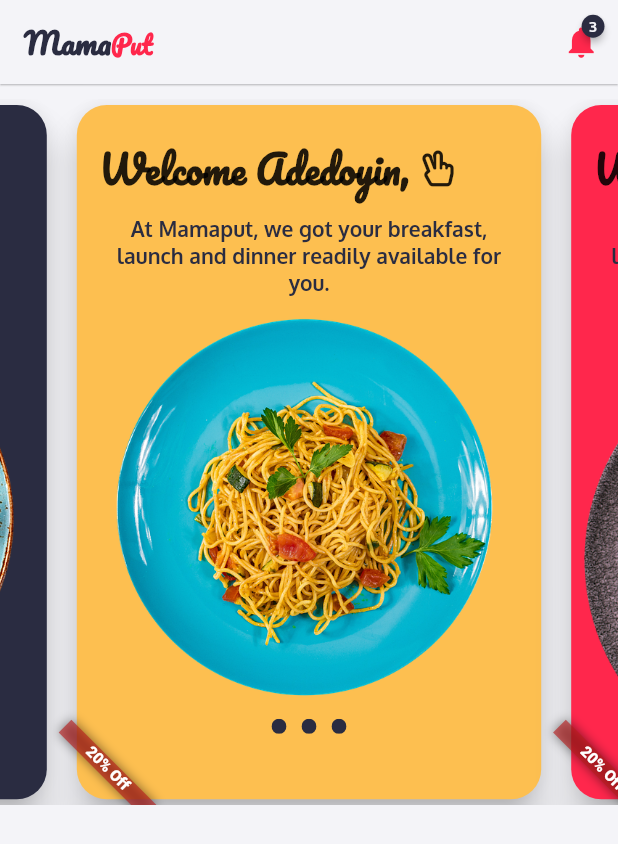
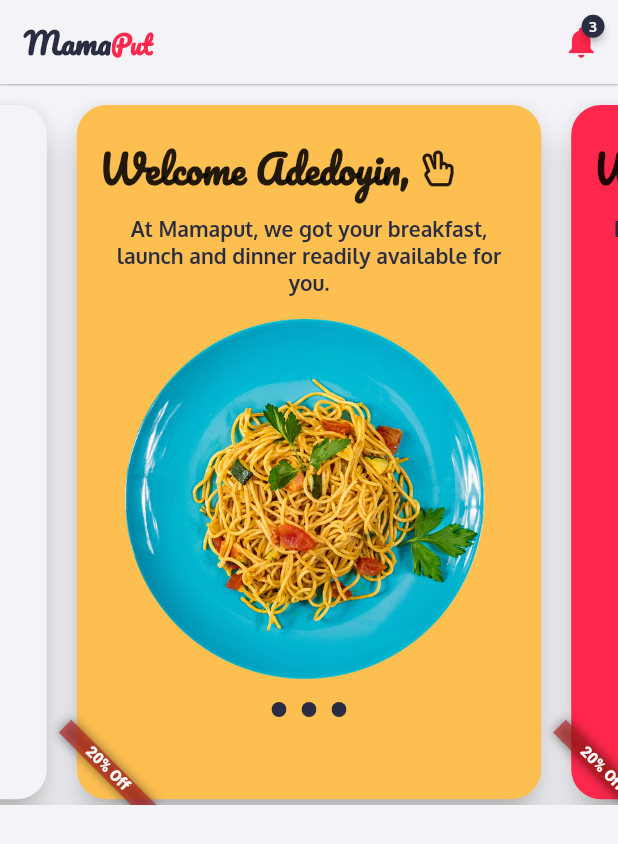
Before and after one commit to DevAdedoyin/MamaPut, a Flutter app: the screen it shows after launch, on a phone screen of 412 x 824 dp. Shown: the top 844 px of the screen. Run offline on Flutter 3.47's test engine with Material 2 defaults, Android fonts, the phone set to English and light mode, and no system bars; drawn by our look-alikes of badges, carousel_slider; our stand-ins replace font_awesome_flutter.

Commit message:
Banner: Banner message

```diff
--- a/lib/screens/home/home_widgets/banner.dart
+++ b/lib/screens/home/home_widgets/banner.dart
@@ -44,12 +44,17 @@ class BannerWidget extends StatelessWidget {
                 width: 270,
                 margin: SizeConstants.spacing(10.0, 10.0),
                 child: Text(
-                  'At Mamaput, we got your breakfast, launch and dinner readily available for you.',
+                  _message[index]!,
                   textAlign: TextAlign.center,
                   style: TextConstants.smallFont(ColorConstants.primaryColor),
                 ),
               ),
-              Image.asset(_images[index]!),
+              Image.asset(
+                _images[index]!,
+                fit: BoxFit.cover,
+                height: 250,
+                width: 250,
+              ),
               SizeConstants.gapHeight(10),
               Row(
                 mainAxisAlignment: MainAxisAlignment.center,
@@ -75,7 +80,7 @@ class BannerWidget extends StatelessWidget {
   static const _colors = {
     0: ColorConstants.tertiaryColor,
     1: ColorConstants.secondaryColor,
-    2: ColorConstants.primaryColor
+    2: ColorConstants.backgroundColor
   };
 
   static const _images = {
@@ -83,4 +88,10 @@ class BannerWidget extends StatelessWidget {
     1: ImageConstants.mealImages + 'banner2.png',
     2: ImageConstants.mealImages + 'banner3.png',
   };
+
+  static const _message = {
+    0: 'At Mamaput, we got your breakfast, launch and dinner readily available for you.',
+    1: 'Fill your belly with nutritious and well cooked meal from quality and well experienced chef.',
+    2: 'Quick delivery to anywhere in Lagos.',
+  };
 }
```
